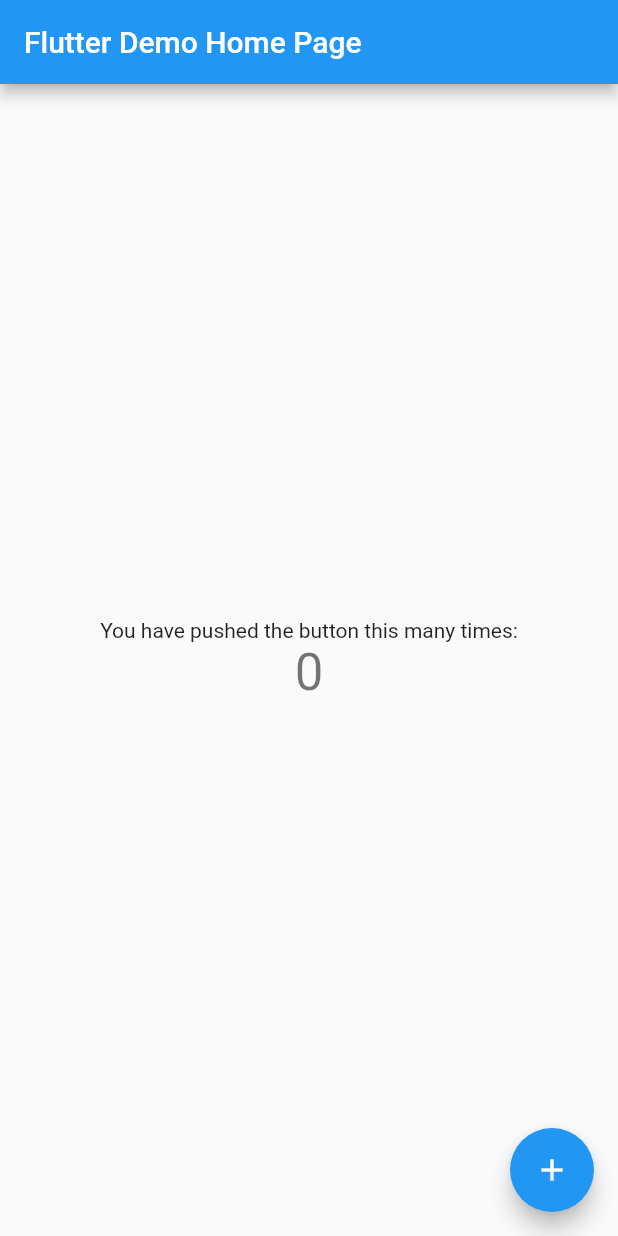
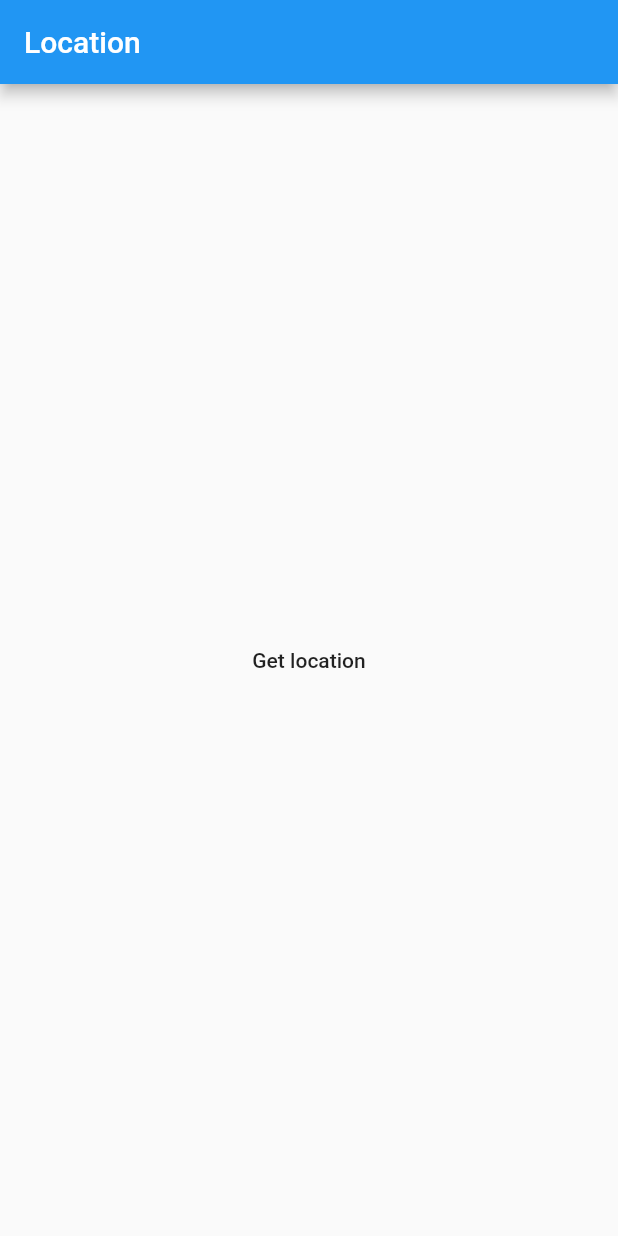
Before and after one commit to Victor-Alexandru/License, a Flutter app: the screen it shows after launch, on a phone screen of 412 x 824 dp. Run offline on Flutter 3.47's test engine with Material 2 defaults, Android fonts, the phone set to English and light mode, and no system bars; our stand-ins replace geolocator.

Commit message:
push things

```diff
--- /dev/null
+++ b/moodle_ui/lib/homePage.dart
@@ -0,0 +1,68 @@
+import 'package:flutter/material.dart';
+import 'package:flutter/services.dart';
+import 'package:geolocator/geolocator.dart';
+
+class HomePage extends StatefulWidget {
+  @override
+  _HomePageState createState() => _HomePageState();
+}
+
+class _HomePageState extends State<HomePage> {
+  final Geolocator geolocator = Geolocator()..forceAndroidLocationManager;
+
+  Position _currentPosition;
+  String _currentAddress;
+
+  @override
+  Widget build(BuildContext context) {
+    return Scaffold(
+      appBar: AppBar(
+        title: Text("Location"),
+      ),
+      body: Center(
+        child: Column(
+          mainAxisAlignment: MainAxisAlignment.center,
+          children: <Widget>[
+            if (_currentPosition != null) Text(_currentAddress),
+            FlatButton(
+              child: Text("Get location"),
+              onPressed: () {
+                _getCurrentLocation();
+              },
+            ),
+          ],
+        ),
+      ),
+    );
+  }
+
+  _getCurrentLocation() {
+    geolocator
+        .getCurrentPosition(desiredAccuracy: LocationAccuracy.best)
+        .then((Position position) {
+      setState(() {
+        _currentPosition = position;
+      });
+
+      _getAddressFromLatLng();
+    }).catchError((e) {
+      print(e);
+    });
+  }
+
+  _getAddressFromLatLng() async {
+    try {
+      List<Placemark> p = await geolocator.placemarkFromCoordinates(
+          _currentPosition.latitude, _currentPosition.longitude);
+
+      Placemark place = p[0];
+
+      setState(() {
+        _currentAddress =
+            "${place.locality}, ${place.postalCode}, ${place.country}";
+      });
+    } catch (e) {
+      print(e);
+    }
+  }
+}
--- a/moodle_ui/lib/main.dart
+++ b/moodle_ui/lib/main.dart
@@ -1,111 +1,17 @@
 import 'package:flutter/material.dart';
+import 'homePage.dart';
 
 void main() => runApp(MyApp());
 
 class MyApp extends StatelessWidget {
-  // This widget is the root of your application.
   @override
   Widget build(BuildContext context) {
     return MaterialApp(
       title: 'Flutter Demo',
       theme: ThemeData(
-        // This is the theme of your application.
-        //
-        // Try running your application with "flutter run". You'll see the
-        // application has a blue toolbar. Then, without quitting the app, try
-        // changing the primarySwatch below to Colors.green and then invoke
-        // "hot reload" (press "r" in the console where you ran "flutter run",
-        // or simply save your changes to "hot reload" in a Flutter IDE).
-        // Notice that the counter didn't reset back to zero; the application
-        // is not restarted.
         primarySwatch: Colors.blue,
       ),
-      home: MyHomePage(title: 'Flutter Demo Home Page'),
+      home: HomePage(),
     );
   }
 }
-
-class MyHomePage extends StatefulWidget {
-  MyHomePage({Key key, this.title}) : super(key: key);
-
-  // This widget is the home page of your application. It is stateful, meaning
-  // that it has a State object (defined below) that contains fields that affect
-  // how it looks.
-
-  // This class is the configuration for the state. It holds the values (in this
-  // case the title) provided by the parent (in this case the App widget) and
-  // used by the build method of the State. Fields in a Widget subclass are
-  // always marked "final".
-
-  final String title;
-
-  @override
-  _MyHomePageState createState() => _MyHomePageState();
-}
-
-class _MyHomePageState extends State<MyHomePage> {
-  int _counter = 0;
-
-  void _incrementCounter() {
-    setState(() {
-      // This call to setState tells the Flutter framework that something has
-      // changed in this State, which causes it to rerun the build method below
-      // so that the display can reflect the updated values. If we changed
-      // _counter without calling setState(), then the build method would not be
-      // called again, and so nothing would appear to happen.
-      _counter++;
-    });
-  }
-
-  @override
-  Widget build(BuildContext context) {
-    // This method is rerun every time setState is called, for instance as done
-    // by the _incrementCounter method above.
-    //
-    // The Flutter framework has been optimized to make rerunning build methods
-    // fast, so that you can just rebuild anything that needs updating rather
-    // than having to individually change instances of widgets.
-    return Scaffold(
-      appBar: AppBar(
-        // Here we take the value from the MyHomePage object that was created by
-        // the App.build method, and use it to set our appbar title.
-        title: Text(widget.title),
-      ),
-      body: Center(
-        // Center is a layout widget. It takes a single child and positions it
-        // in the middle of the parent.
-        child: Column(
-          // Column is also a layout widget. It takes a list of children and
-          // arranges them vertically. By default, it sizes itself to fit its
-          // children horizontally, and tries to be as tall as its parent.
-          //
-          // Invoke "debug painting" (press "p" in the console, choose the
-          // "Toggle Debug Paint" action from the Flutter Inspector in Android
-          // Studio, or the "Toggle Debug Paint" command in Visual Studio Code)
-          // to see the wireframe for each widget.
-          //
-          // Column has various properties to control how it sizes itself and
-          // how it positions its children. Here we use mainAxisAlignment to
-          // center the children vertically; the main axis here is the vertical
-          // axis because Columns are vertical (the cross axis would be
-          // horizontal).
-          mainAxisAlignment: MainAxisAlignment.center,
-          children: <Widget>[
-            Text(
-              'You have pushed the button this many times:',
-            ),
-            Text(
-              '$_counter',
-              style: Theme.of(context).textTheme.display1,
-            ),
-          ],
-        ),
-      ),
-      floatingActionButton: FloatingActionButton(
-        onPressed: _incrementCounter,
-        tooltip: 'Increment',
-        child: Icon(Icons.add),
-      ), // This trailing comma makes auto-formatting nicer for build methods.
-    );
-  }
-}
--- a/moodle_ui/pubspec.yaml
+++ b/moodle_ui/pubspec.yaml
@@ -19,6 +19,8 @@ environment:
 dependencies:
   flutter:
     sdk: flutter
+
+  geolocator: ^5.1.3
 
   # The following adds the Cupertino Icons font to your application.
   # Use with the CupertinoIcons class for iOS style icons.
```
Also changed, not shown: moodle_ui/pubspec.lock, 1 other file.
